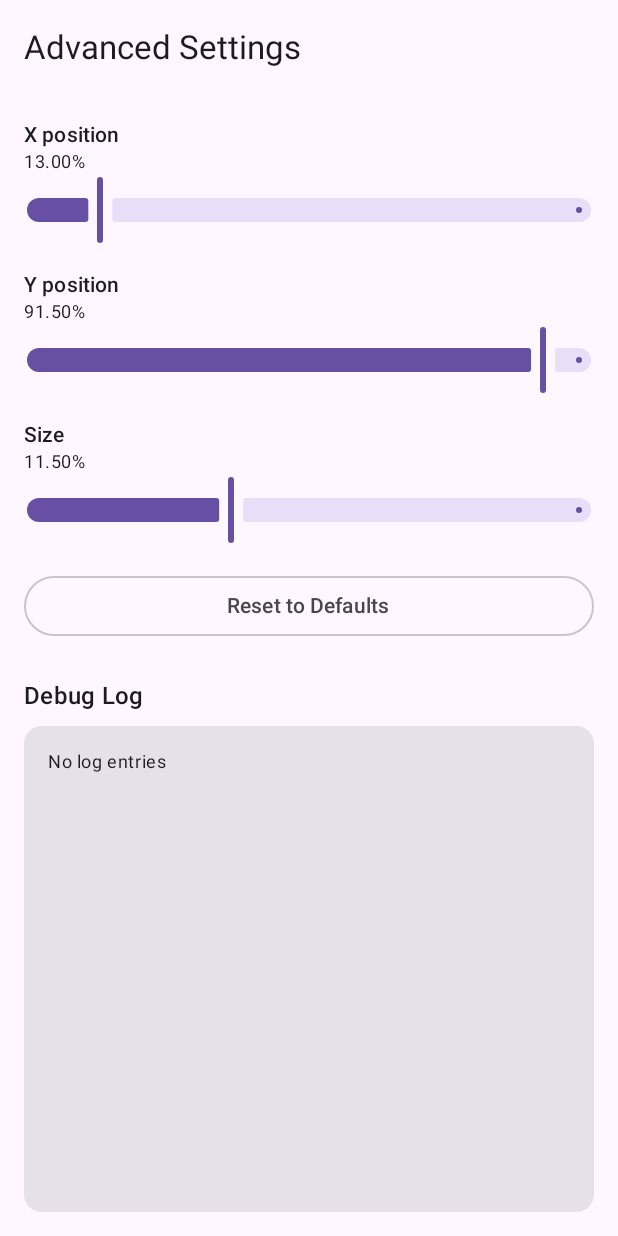
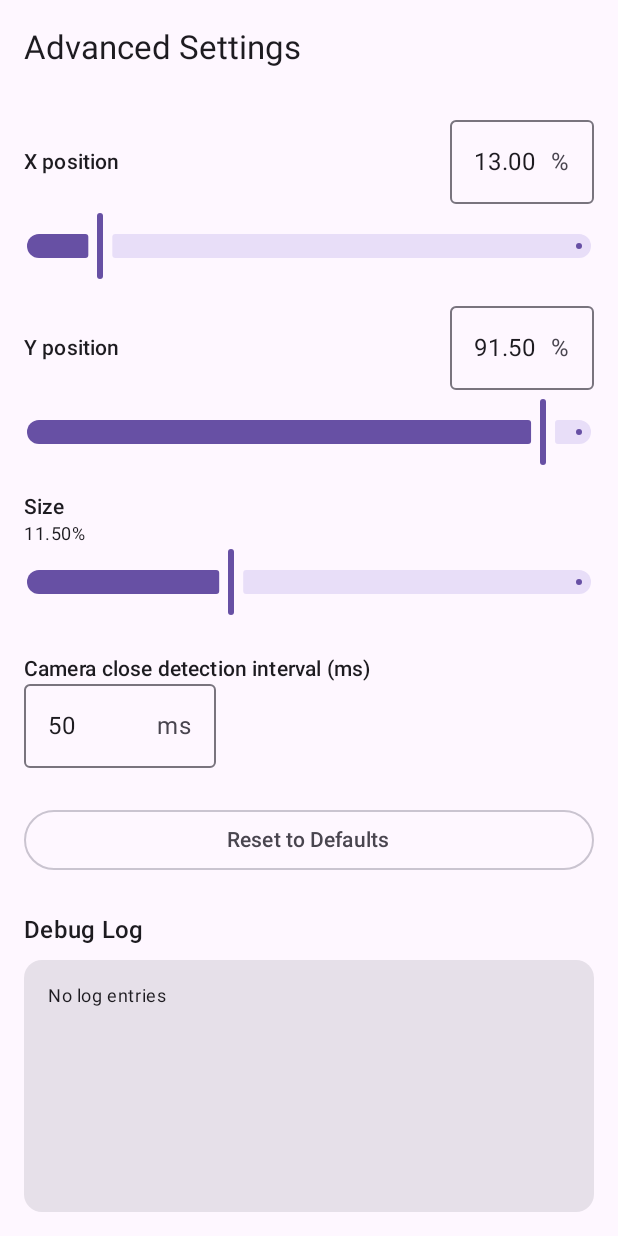
Before and after one commit to aunger/gallery-button-for-pixel-camera, an Android app built with Jetpack Compose: the AdvancedSettingsActivity screen opened directly, with no data from a screen before it, on a phone screen of 412 x 824 dp. Run offline under Robolectric (Android 15) with nearby library versions, the phone set to English and light mode, and no system bars.

Commit message:
Implement #34 & #35: debounce config + X/Y text inputs
- Lower CAMERA_DEBOUNCE_MS default from 500ms to 50ms (#34)
- Add PREF_CAMERA_DEBOUNCE_MS preference; PrefsManager exposes
  cameraDebounceMs with the 50ms default as fallback
- OverlayService passes prefsManager.cameraDebounceMs to
  OverlayServiceLogic so the live value is used at service start
- Advanced Settings: numeric text field for camera close detection
  interval (ms), no slider (#34)
- Advanced Settings: OutlinedTextField beside each position label
  for X and Y, two-way synced with their sliders (#35)

https://claude.ai/code/session_01ECHfLGnE1PKXZCDXaa6Zx3

```diff
--- a/app/src/main/java/com/gb4pc/Constants.kt
+++ b/app/src/main/java/com/gb4pc/Constants.kt
@@ -13,7 +13,7 @@ object Constants {
     const val MAX_SIZE_PERCENT = 30.0f
 
     // Camera debounce delay (DT-04)
-    const val CAMERA_DEBOUNCE_MS = 500L
+    const val CAMERA_DEBOUNCE_MS = 50L
 
     // UsageStats query window (DT-02)
     const val USAGE_STATS_WINDOW_MS = 5000L
@@ -35,6 +35,7 @@ object Constants {
     const val PREF_GALLERY_PACKAGE = "gallery_package"
     const val PREF_OVERLAY_POSITIONS = "overlay_positions"
     const val PREF_SETUP_COMPLETED = "setup_completed"
+    const val PREF_CAMERA_DEBOUNCE_MS = "camera_debounce_ms"
 
     // Secure viewer
     const val SESSION_TIMESTAMP_TOLERANCE_MS = 2000L
--- a/app/src/main/java/com/gb4pc/data/PrefsManager.kt
+++ b/app/src/main/java/com/gb4pc/data/PrefsManager.kt
@@ -23,6 +23,10 @@ class PrefsManager(context: Context) {
     var isSetupCompleted: Boolean
         get() = prefs.getBoolean(Constants.PREF_SETUP_COMPLETED, false)
         set(value) = prefs.edit().putBoolean(Constants.PREF_SETUP_COMPLETED, value).apply()
+
+    var cameraDebounceMs: Long
+        get() = prefs.getLong(Constants.PREF_CAMERA_DEBOUNCE_MS, Constants.CAMERA_DEBOUNCE_MS)
+        set(value) = prefs.edit().putLong(Constants.PREF_CAMERA_DEBOUNCE_MS, value).apply()
 
     /**
      * Returns the overlay position for the given aspect ratio.
--- a/app/src/main/java/com/gb4pc/service/OverlayService.kt
+++ b/app/src/main/java/com/gb4pc/service/OverlayService.kt
@@ -82,6 +82,7 @@ class OverlayService : Service() {
             foregroundDetector = foregroundDetector,
             sessionTracker = SessionTracker.instance,
             handler = handler,
+            debounceMs = prefsManager.cameraDebounceMs,
             onUsageAccessLost = {
                 postPermissionNotification(
                     Constants.NOTIFICATION_PERMISSION_ID,
--- a/app/src/main/java/com/gb4pc/ui/settings/AdvancedSettingsActivity.kt
+++ b/app/src/main/java/com/gb4pc/ui/settings/AdvancedSettingsActivity.kt
@@ -5,13 +5,19 @@ import androidx.activity.ComponentActivity
 import androidx.activity.compose.setContent
 import androidx.compose.foundation.layout.*
 import androidx.compose.foundation.rememberScrollState
+import androidx.compose.foundation.text.KeyboardActions
+import androidx.compose.foundation.text.KeyboardOptions
 import androidx.compose.foundation.text.selection.SelectionContainer
 import androidx.compose.foundation.verticalScroll
 import androidx.compose.material3.*
 import androidx.compose.runtime.*
+import androidx.compose.ui.Alignment
 import androidx.compose.ui.Modifier
 import androidx.compose.ui.platform.LocalContext
+import androidx.compose.ui.platform.LocalFocusManager
 import androidx.compose.ui.res.stringResource
+import androidx.compose.ui.text.input.ImeAction
+import androidx.compose.ui.text.input.KeyboardType
 import androidx.compose.ui.unit.dp
 import com.gb4pc.Constants
 import com.gb4pc.R
@@ -47,6 +53,9 @@ fun AdvancedSettingsScreen(prefsManager: PrefsManager) {
     var xPercent by remember { mutableFloatStateOf(currentPosition.xPercent) }
     var yPercent by remember { mutableFloatStateOf(currentPosition.yPercent) }
     var sizePercent by remember { mutableFloatStateOf(currentPosition.sizePercent) }
+    var xText by remember { mutableStateOf("%.2f".format(currentPosition.xPercent)) }
+    var yText by remember { mutableStateOf("%.2f".format(currentPosition.yPercent)) }
+    var debounceText by remember { mutableStateOf(prefsManager.cameraDebounceMs.toString()) }
     var showResetDialog by remember { mutableStateOf(false) }
 
     // Save on change (UI-11)
@@ -75,28 +84,84 @@ fun AdvancedSettingsScreen(prefsManager: PrefsManager) {
                 .padding(16.dp)
                 .fillMaxWidth()
         ) {
-            // UI-10.1: Position sliders (M4 fix: persist only on onValueChangeFinished)
+            val focusManager = LocalFocusManager.current
+
+            // UI-10.1: Position sliders with text inputs (M4 fix: persist only on onValueChangeFinished)
+            Row(
+                verticalAlignment = Alignment.CenterVertically,
+                modifier = Modifier.padding(bottom = 4.dp)
+            ) {
                 Text(
                     text = stringResource(R.string.advanced_x_position),
-                style = MaterialTheme.typography.labelLarge
+                    style = MaterialTheme.typography.labelLarge,
+                    modifier = Modifier.weight(1f)
                 )
-            Text(text = "%.2f%%".format(xPercent), style = MaterialTheme.typography.bodySmall)
+                OutlinedTextField(
+                    value = xText,
+                    onValueChange = { text ->
+                        xText = text
+                        val parsed = text.toFloatOrNull()
+                        if (parsed != null) {
+                            xPercent = parsed.coerceIn(0f, 100f)
+                            savePosition()
+                        }
+                    },
+                    suffix = { Text("%") },
+                    keyboardOptions = KeyboardOptions(
+                        keyboardType = KeyboardType.Decimal,
+                        imeAction = ImeAction.Done
+                    ),
+                    keyboardActions = KeyboardActions(onDone = { focusManager.clearFocus() }),
+                    singleLine = true,
+                    modifier = Modifier.width(96.dp)
+                )
+            }
             Slider(
                 value = xPercent,
-                onValueChange = { xPercent = it },
+                onValueChange = {
+                    xPercent = it
+                    xText = "%.2f".format(it)
+                },
                 onValueChangeFinished = { savePosition() },
                 valueRange = 0f..100f,
                 modifier = Modifier.padding(bottom = 16.dp)
             )
 
+            Row(
+                verticalAlignment = Alignment.CenterVertically,
+                modifier = Modifier.padding(bottom = 4.dp)
+            ) {
                 Text(
                     text = stringResource(R.string.advanced_y_position),
-                style = MaterialTheme.typography.labelLarge
+                    style = MaterialTheme.typography.labelLarge,
+                    modifier = Modifier.weight(1f)
                 )
-            Text(text = "%.2f%%".format(yPercent), style = MaterialTheme.typography.bodySmall)
+                OutlinedTextField(
+                    value = yText,
+                    onValueChange = { text ->
+                        yText = text
+                        val parsed = text.toFloatOrNull()
+                        if (parsed != null) {
+                            yPercent = parsed.coerceIn(0f, 100f)
+                            savePosition()
+                        }
+                    },
+                    suffix = { Text("%") },
+                    keyboardOptions = KeyboardOptions(
+                        keyboardType = KeyboardType.Decimal,
+                        imeAction = ImeAction.Done
+                    ),
+                    keyboardActions = KeyboardActions(onDone = { focusManager.clearFocus() }),
+                    singleLine = true,
+                    modifier = Modifier.width(96.dp)
+                )
+            }
             Slider(
                 value = yPercent,
-                onValueChange = { yPercent = it },
+                onValueChange = {
+                    yPercent = it
+                    yText = "%.2f".format(it)
+                },
                 onValueChangeFinished = { savePosition() },
                 valueRange = 0f..100f,
                 modifier = Modifier.padding(bottom = 16.dp)
@@ -113,6 +178,30 @@ fun AdvancedSettingsScreen(prefsManager: PrefsManager) {
                 onValueChangeFinished = { savePosition() },
                 valueRange = Constants.MIN_SIZE_PERCENT..Constants.MAX_SIZE_PERCENT,
                 modifier = Modifier.padding(bottom = 16.dp)
+            )
+
+            Text(
+                text = stringResource(R.string.advanced_camera_debounce_ms),
+                style = MaterialTheme.typography.labelLarge,
+                modifier = Modifier.padding(top = 8.dp)
+            )
+            OutlinedTextField(
+                value = debounceText,
+                onValueChange = { text ->
+                    debounceText = text
+                    val parsed = text.toLongOrNull()
+                    if (parsed != null && parsed > 0) {
+                        prefsManager.cameraDebounceMs = parsed
+                    }
+                },
+                suffix = { Text("ms") },
+                keyboardOptions = KeyboardOptions(
+                    keyboardType = KeyboardType.Number,
+                    imeAction = ImeAction.Done
+                ),
+                keyboardActions = KeyboardActions(onDone = { focusManager.clearFocus() }),
+                singleLine = true,
+                modifier = Modifier.padding(bottom = 24.dp).width(128.dp)
             )
 
             // UI-10.2: Reset to defaults
@@ -177,6 +266,8 @@ fun AdvancedSettingsScreen(prefsManager: PrefsManager) {
                         xPercent = defaultPos.xPercent
                         yPercent = defaultPos.yPercent
                         sizePercent = defaultPos.sizePercent
+                        xText = "%.2f".format(defaultPos.xPercent)
+                        yText = "%.2f".format(defaultPos.yPercent)
                         showResetDialog = false
                     }) {
                         Text("Reset")
--- a/app/src/main/res/values/strings.xml
+++ b/app/src/main/res/values/strings.xml
@@ -44,6 +44,7 @@
     <string name="advanced_x_position">X position</string>
     <string name="advanced_y_position">Y position</string>
     <string name="advanced_size">Size</string>
+    <string name="advanced_camera_debounce_ms">Camera close detection interval (ms)</string>
     <string name="advanced_reset">Reset to Defaults</string>
     <string name="advanced_reset_confirm_title">Reset Position?</string>
     <string name="advanced_reset_confirm_message">This will restore the default overlay position for the current display aspect ratio.</string>
```
Lines whose indentation alone changed are shown as unchanged.
